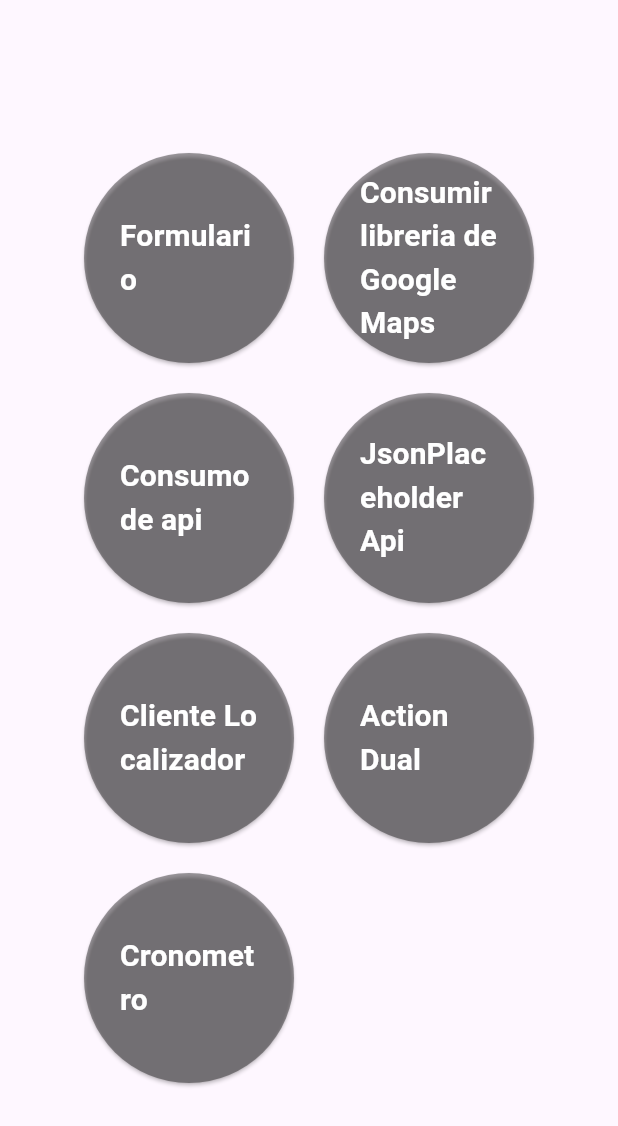
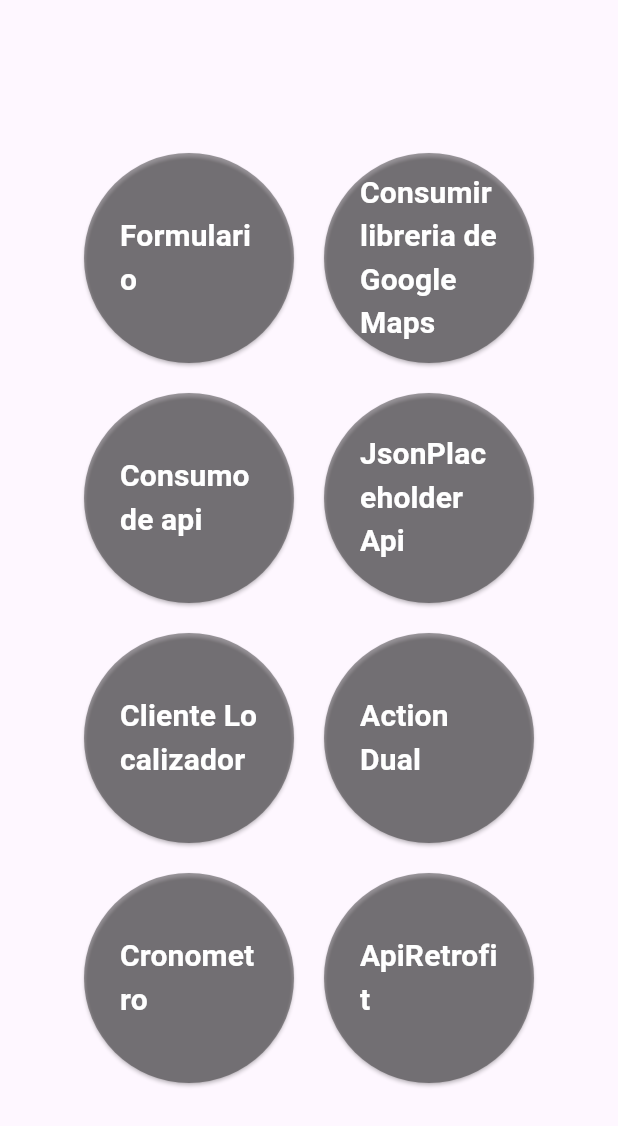
Before and after one commit to faabreee/practice_flutter, a Flutter app: the screen it shows after launch, on a phone screen of 412 x 824 dp. Shown: the top 1126 px of the screen. Run offline on Flutter 3.47's test engine with Material 3 defaults, Android fonts, the phone set to English and light mode, and no system bars; our stand-ins replace dio, geolocator, google_maps_flutter, image_picker, permission_handler and 1 more; missing offline and left inert: dart:ffi; generated files the repository leaves out were written again.

Commit message:
new page of retrofit

```diff
--- /dev/null
+++ b/lib/clases/pokemon_model.dart
@@ -0,0 +1,21 @@
+import 'package:json_annotation/json_annotation.dart';
+
+part 'pokemon_model.g.dart';
+
+@JsonSerializable()
+class PokemonCharacter {
+  final int id;
+  final String name;
+  final int height;
+  final int weight;
+
+  PokemonCharacter({
+    required this.id,
+    required this.name,
+    required this.height,
+    required this.weight,
+  });
+
+  factory PokemonCharacter.fromJson(Map<String, dynamic> json) => _$PokemonCharacterFromJson(json);
+  Map<String, dynamic> toJson() => _$PokemonCharacterToJson(this);
+}
--- a/lib/home-page.dart
+++ b/lib/home-page.dart
@@ -1,5 +1,6 @@
 import 'package:flutter/material.dart';
 import 'package:flutter_practice/api-view.dart';
+import 'package:flutter_practice/pokemon_list_widget.dart';
 import 'package:flutter_practice/dualaction-view.dart';
 import 'package:flutter_practice/form-page.dart';
 import 'package:flutter_practice/location-client.dart';
@@ -35,6 +36,7 @@ class _HomePage extends State<HomePage> {
               ButtonHome(nombre: "Cliente Localizador", route: LocationClientView()),
               ButtonHome(nombre: "Action Dual", route: DualActionView()),
               ButtonHome(nombre: "Cronometro", route: StopWatchView()),
+              ButtonHome(nombre: "ApiRetrofit", route: PokemonListWidget()),
             ],
           ),
         ),
--- /dev/null
+++ b/lib/services/api_retrofit.dart
@@ -0,0 +1,13 @@
+import 'package:dio/dio.dart';
+import 'package:retrofit/retrofit.dart';
+import '../clases/pokemon_model.dart';
+
+part 'api_retrofit.g.dart';
+
+@RestApi(baseUrl: "https://pokeapi.co/api/v2/")
+abstract class ApiRetrofit {
+  factory ApiRetrofit(Dio dio, {String baseUrl}) = _ApiRetrofit;
+
+  @GET("pokemon/{id}")
+  Future<PokemonCharacter> getPokemon(@Path("id") int id);
+}
--- a/pubspec.yaml
+++ b/pubspec.yaml
@@ -40,9 +40,15 @@ dependencies:
   image_picker: ^1.0.4
   permission_handler: ^11.0.1
   geolocator: ^11.1.0
+  retrofit: ^4.4.1
+  json_annotation: ^4.9.0
+  dio: ^5.7.0
   #location: ^5.0.3
 
 dev_dependencies:
+  retrofit_generator: ^5.0.0
+  build_runner: ^2.3.3
+  json_serializable: ^6.0.0
   flutter_test:
     sdk: flutter
 
```
Also changed, not shown: lib/pokemon_list_widget.dart (added, +54 -0 lines), lib/clases/pokemon_model.g.dart (added), lib/services/api_retrofit.g.dart (added), pubspec.lock, 2 other files.
